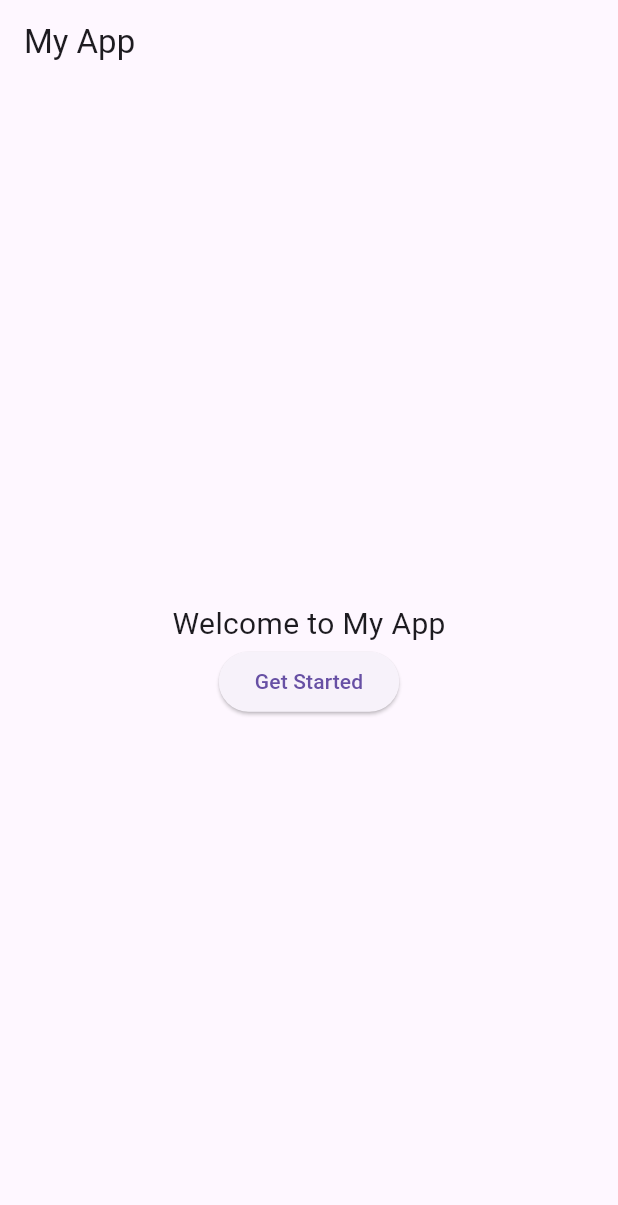
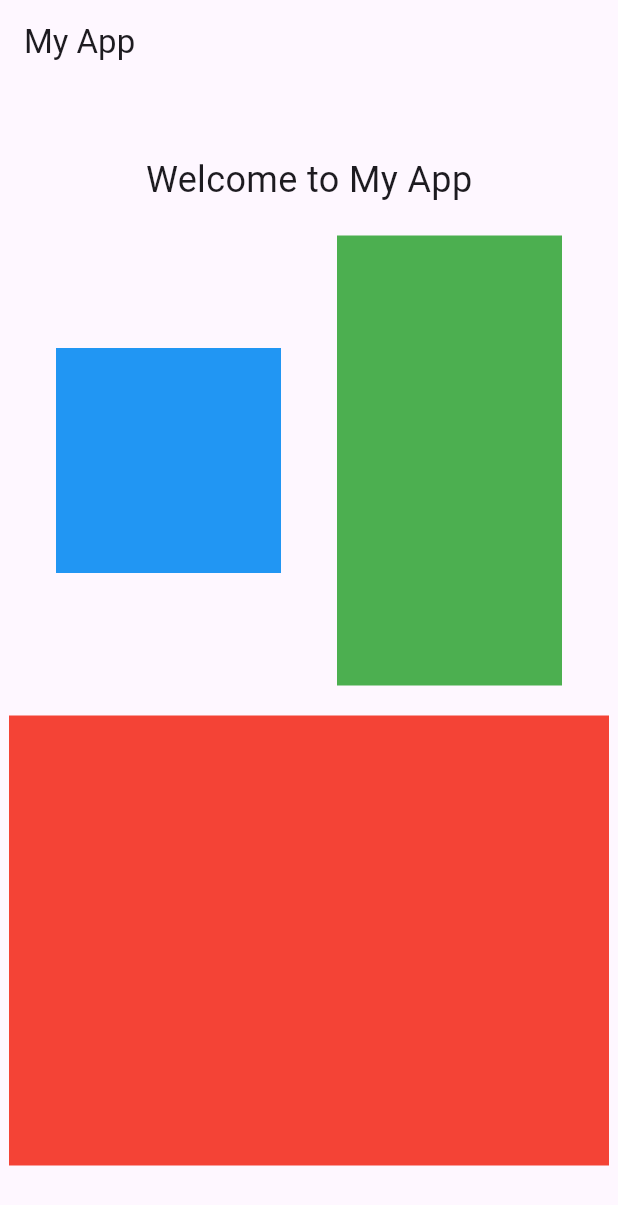
Before and after one commit to HJWongAtWork/gamuda_flutter_app, a Flutter app: the screen it shows after launch, on a phone screen of 412 x 824 dp. Shown: the top 1205 px of the screen. Run offline on Flutter 3.47's test engine with Material 3 defaults, Android fonts, the phone set to English and light mode, and no system bars.

Commit message:
Creating layout for eventual chart usage

```diff
--- a/lib/home_page.dart
+++ b/lib/home_page.dart
@@ -11,16 +11,39 @@ class HomePage extends StatelessWidget {
       body: Center(
         child: Column(
           mainAxisAlignment: MainAxisAlignment.center,
-          children: <Widget>[
+          children: [
             const Text(
               'Welcome to My App',
-              style: TextStyle(fontSize: 20),
+              style: TextStyle(fontSize: 24),
             ),
-            ElevatedButton(
-              onPressed: () {
-                // Add your button's functionality here
-              },
-              child: const Text('Get Started'),
+            const SizedBox(height: 20),
+            Row(
+              mainAxisAlignment: MainAxisAlignment.spaceEvenly,
+              children: [
+                Container(
+                  width: 150,
+                  height: 150,
+                  color: Colors.blue,
+                  // Replace with your first chart widget
+                ),
+                Container(
+                  width: 150,
+                  height: 300,
+                  color: Colors.green,
+                  // Replace with your second chart widget
+                ),
+              ],
+            ),
+            const SizedBox(height: 20),
+            Row(
+              mainAxisAlignment: MainAxisAlignment.spaceEvenly,
+              children: [
+              Container(
+                width: 400,
+                height: 300,
+                color: Colors.red,
+              ),
+              ]
             ),
           ],
         ),
--- a/pubspec.yaml
+++ b/pubspec.yaml
@@ -9,6 +9,7 @@ environment:
 dependencies:
   flutter:
     sdk: flutter
+  firebase_core: ^3.8.1
 
 dev_dependencies:
   flutter_test:
```
Also changed, not shown: 3 other files.
